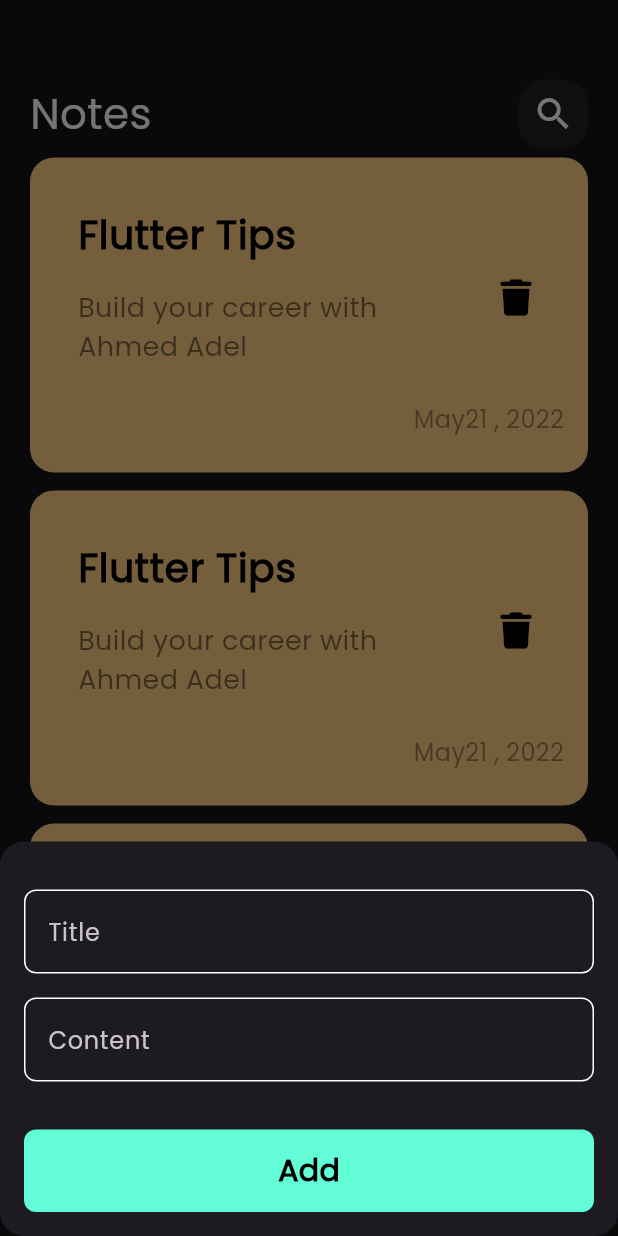
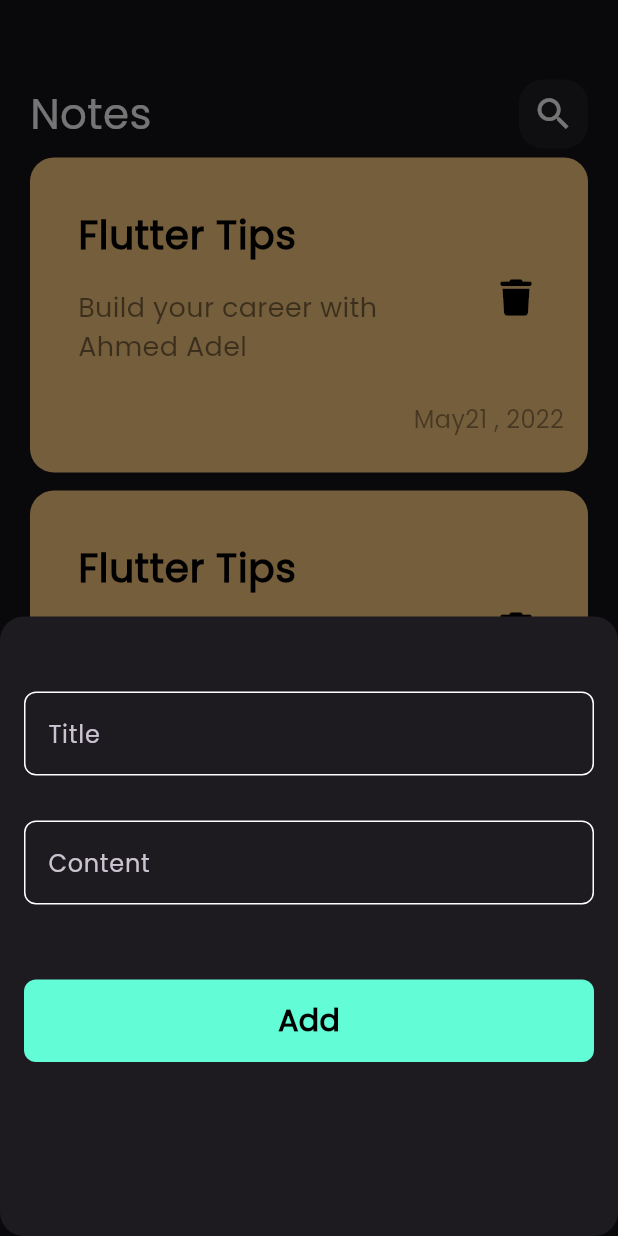
Before and after one commit to AhmedAdel8/notes_app, a Flutter app: the screen it shows after launch, after a tap on the "add" icon, on a phone screen of 412 x 824 dp. Run offline on Flutter 3.47's test engine with Material 3 defaults, Android fonts, the phone set to English and light mode, and no system bars; our stand-ins replace font_awesome_flutter.

Commit message:
create edit note view

```diff
--- a/lib/main.dart
+++ b/lib/main.dart
@@ -11,6 +11,7 @@ class NotesApp extends StatelessWidget {
   @override
   Widget build(BuildContext context) {
     return MaterialApp(
+      debugShowCheckedModeBanner: false,
       theme: ThemeData(
         brightness: Brightness.dark,
         fontFamily: 'Poppins',
--- a/lib/views/notes_view.dart
+++ b/lib/views/notes_view.dart
@@ -13,9 +13,9 @@ class NotesView extends StatelessWidget {
         shape: CircleBorder(),
         onPressed: () {
           showModalBottomSheet(
-            shape: RoundedRectangleBorder(
-              borderRadius: BorderRadius.circular(16),
-            ),
+              shape: RoundedRectangleBorder(
+                borderRadius: BorderRadius.circular(16),
+              ),
               context: context,
               builder: (context) {
                 return const AddNoteBottomSheet();
--- a/lib/widgets/add_note_bottom_sheet.dart
+++ b/lib/widgets/add_note_bottom_sheet.dart
@@ -8,26 +8,24 @@ class AddNoteBottomSheet extends StatelessWidget {
 
   @override
   Widget build(BuildContext context) {
-    return Padding(
-      padding: const EdgeInsets.symmetric(horizontal: 16),
+    return const Padding(
+      padding: EdgeInsets.symmetric(horizontal: 16),
       child: SingleChildScrollView(
+        padding: EdgeInsets.only(bottom: 100, top: 50),
         child: Column(
           children: [
-            SizedBox(
-              height: 32,
-            ),
             CustomTextField(
               hint: 'Title',
             ),
             SizedBox(
-              height: 16,
+              height: 30,
             ),
             CustomTextField(
               hint: 'Content',
               maxLines: 5,
             ),
             SizedBox(
-              height: 32,
+              height: 50,
             ),
             CustomButton(),
             SizedBox(
--- a/lib/widgets/custom_note_item.dart
+++ b/lib/widgets/custom_note_item.dart
@@ -1,12 +1,19 @@
 import 'package:flutter/material.dart';
 import 'package:font_awesome_flutter/font_awesome_flutter.dart';
+import 'package:notes_app/views/edit_note_view.dart';
 
 class NoteItem extends StatelessWidget {
   const NoteItem({super.key});
 
   @override
   Widget build(BuildContext context) {
-    return Container(
+    return GestureDetector(
+      onTap: () {
+        Navigator.push(context, MaterialPageRoute(builder: (context) {
+          return EditNoteView();
+        }));
+      },
+      child: Container(
         padding: const EdgeInsets.only(top: 24, bottom: 24, left: 16),
         decoration: BoxDecoration(
           borderRadius: BorderRadius.circular(16),
@@ -58,6 +65,7 @@ class NoteItem extends StatelessWidget {
             ),
           ],
         ),
+      ),
     );
   }
 }
```
Also changed, not shown: lib/views/edit_note_view.dart (added, +13 -0 lines), lib/widgets/edit_view_body.dart (added, +10 -0 lines). Lines whose indentation alone changed are shown as unchanged.
